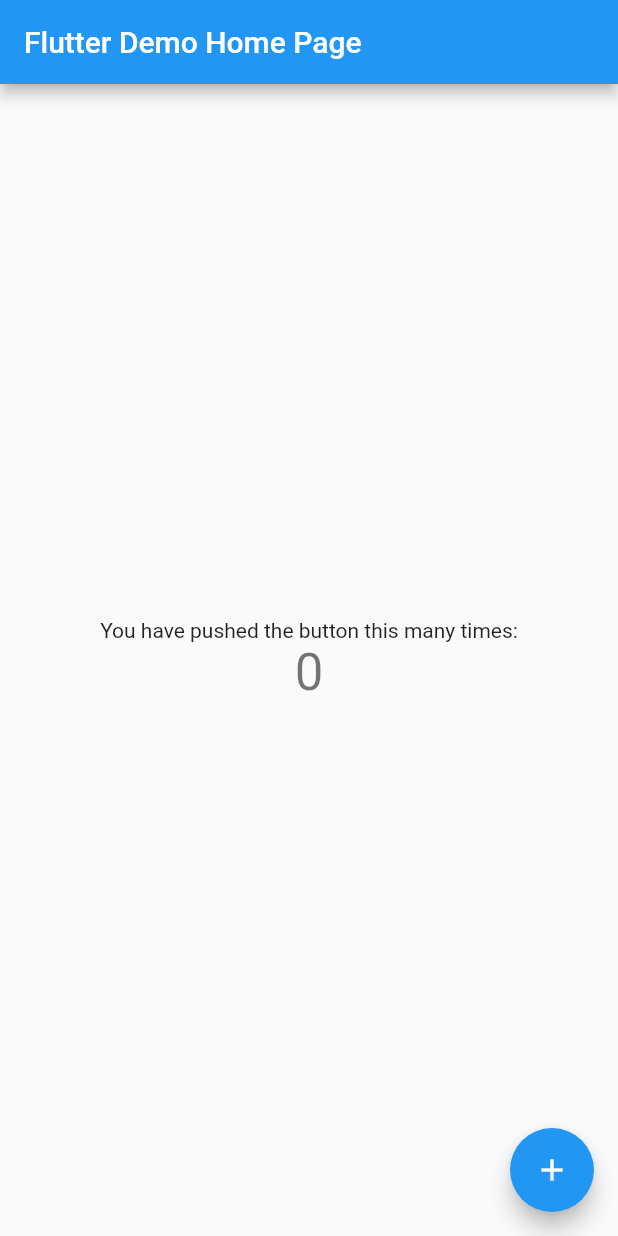
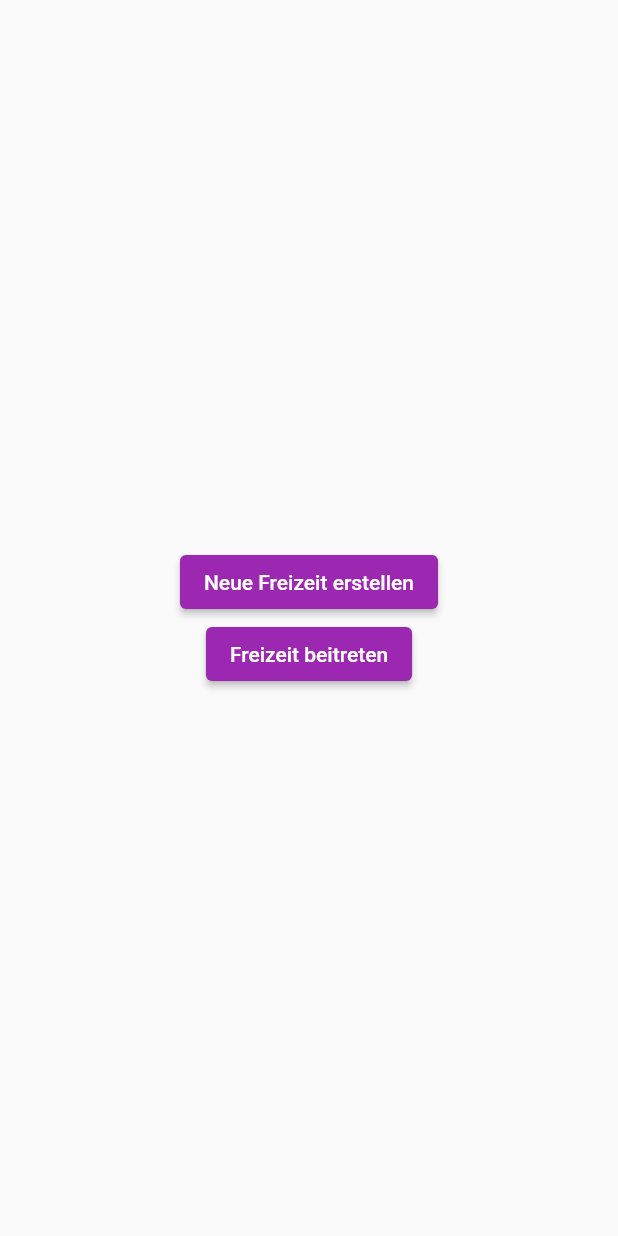
Before and after one commit to schultek/zam, a Flutter app: the screen it shows after launch, on a phone screen of 412 x 824 dp. Run offline on Flutter 3.47's test engine with Material 2 defaults, Android fonts, the light colour scheme and no system bars.

Commit message:
create TripAdd and TripHome

```diff
--- a/app/lib/main.dart
+++ b/app/lib/main.dart
@@ -1,117 +1,32 @@
 import 'package:flutter/material.dart';
+
+import 'pages/TripAdd.dart';
+import 'pages/TripHome.dart';
 
 void main() {
   runApp(MyApp());
 }
 
 class MyApp extends StatelessWidget {
-  // This widget is the root of your application.
+
+  final bool tripExists = false;
+
   @override
   Widget build(BuildContext context) {
+    Widget home;
+    if (tripExists) {
+      home = TripHome();
+    } else {
+      home = TripAdd();
+    }
+
     return MaterialApp(
-      title: 'Flutter Demo',
+      title: 'Jufa',
       theme: ThemeData(
-        // This is the theme of your application.
-        //
-        // Try running your application with "flutter run". You'll see the
-        // application has a blue toolbar. Then, without quitting the app, try
-        // changing the primarySwatch below to Colors.green and then invoke
-        // "hot reload" (press "r" in the console where you ran "flutter run",
-        // or simply save your changes to "hot reload" in a Flutter IDE).
-        // Notice that the counter didn't reset back to zero; the application
-        // is not restarted.
-        primarySwatch: Colors.blue,
-        // This makes the visual density adapt to the platform that you run
-        // the app on. For desktop platforms, the controls will be smaller and
-        // closer together (more dense) than on mobile platforms.
+        primarySwatch: Colors.purple,
         visualDensity: VisualDensity.adaptivePlatformDensity,
       ),
-      home: MyHomePage(title: 'Flutter Demo Home Page'),
+      home: home,
     );
   }
 }
-
-class MyHomePage extends StatefulWidget {
-  MyHomePage({Key key, this.title}) : super(key: key);
-
-  // This widget is the home page of your application. It is stateful, meaning
-  // that it has a State object (defined below) that contains fields that affect
-  // how it looks.
-
-  // This class is the configuration for the state. It holds the values (in this
-  // case the title) provided by the parent (in this case the App widget) and
-  // used by the build method of the State. Fields in a Widget subclass are
-  // always marked "final".
-
-  final String title;
-
-  @override
-  _MyHomePageState createState() => _MyHomePageState();
-}
-
-class _MyHomePageState extends State<MyHomePage> {
-  int _counter = 0;
-
-  void _incrementCounter() {
-    setState(() {
-      // This call to setState tells the Flutter framework that something has
-      // changed in this State, which causes it to rerun the build method below
-      // so that the display can reflect the updated values. If we changed
-      // _counter without calling setState(), then the build method would not be
-      // called again, and so nothing would appear to happen.
-      _counter++;
-    });
-  }
-
-  @override
-  Widget build(BuildContext context) {
-    // This method is rerun every time setState is called, for instance as done
-    // by the _incrementCounter method above.
-    //
-    // The Flutter framework has been optimized to make rerunning build methods
-    // fast, so that you can just rebuild anything that needs updating rather
-    // than having to individually change instances of widgets.
-    return Scaffold(
-      appBar: AppBar(
-        // Here we take the value from the MyHomePage object that was created by
-        // the App.build method, and use it to set our appbar title.
-        title: Text(widget.title),
-      ),
-      body: Center(
-        // Center is a layout widget. It takes a single child and positions it
-        // in the middle of the parent.
-        child: Column(
-          // Column is also a layout widget. It takes a list of children and
-          // arranges them vertically. By default, it sizes itself to fit its
-          // children horizontally, and tries to be as tall as its parent.
-          //
-          // Invoke "debug painting" (press "p" in the console, choose the
-          // "Toggle Debug Paint" action from the Flutter Inspector in Android
-          // Studio, or the "Toggle Debug Paint" command in Visual Studio Code)
-          // to see the wireframe for each widget.
-          //
-          // Column has various properties to control how it sizes itself and
-          // how it positions its children. Here we use mainAxisAlignment to
-          // center the children vertically; the main axis here is the vertical
-          // axis because Columns are vertical (the cross axis would be
-          // horizontal).
-          mainAxisAlignment: MainAxisAlignment.center,
-          children: <Widget>[
-            Text(
-              'You have pushed the button this many times:',
-            ),
-            Text(
-              '$_counter',
-              style: Theme.of(context).textTheme.headline4,
-            ),
-          ],
-        ),
-      ),
-      floatingActionButton: FloatingActionButton(
-        onPressed: _incrementCounter,
-        tooltip: 'Increment',
-        child: Icon(Icons.add),
-      ), // This trailing comma makes auto-formatting nicer for build methods.
-    );
-  }
-}
--- /dev/null
+++ b/app/lib/pages/TripAdd.dart
@@ -0,0 +1,27 @@
+import 'package:flutter/material.dart';
+
+class TripAdd extends StatelessWidget {
+  @override
+  Widget build(BuildContext context) {
+    return Scaffold(
+      body: Center(
+        child: Column(
+            mainAxisAlignment: MainAxisAlignment.center,
+            children: [
+              ElevatedButton(
+                child: Text("Neue Freizeit erstellen"),
+                onPressed: () {
+                  print("Höhö");
+                },
+              ),
+              ElevatedButton(
+                child: Text("Freizeit beitreten"),
+                onPressed: () {
+                  print("Hähä");
+                },
+              ),
+            ]),
+      ),
+    );
+  }
+}
--- /dev/null
+++ b/app/lib/pages/TripHome.dart
@@ -0,0 +1,12 @@
+import 'package:flutter/material.dart';
+
+class TripHome extends StatelessWidget {
+  @override
+  Widget build(BuildContext context) {
+    return Scaffold(
+      body: Center(
+        child: Text("Home"),
+      ),
+    );
+  }
+}
```
Also changed, not shown: app/pubspec.lock, 1 other file.
